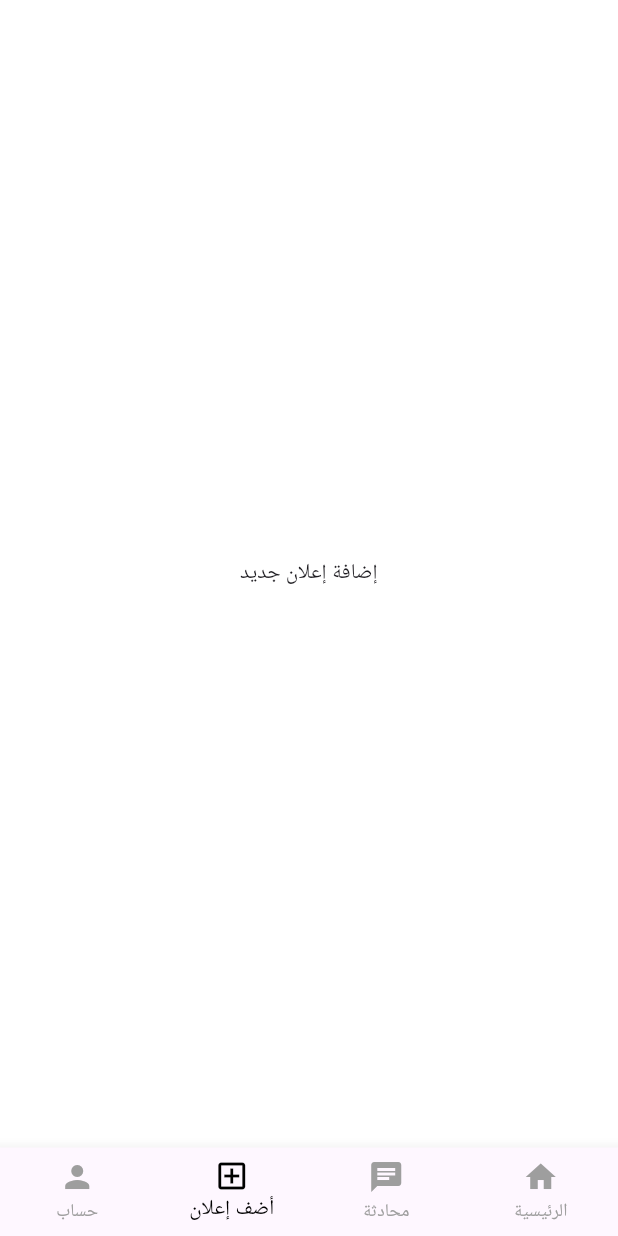
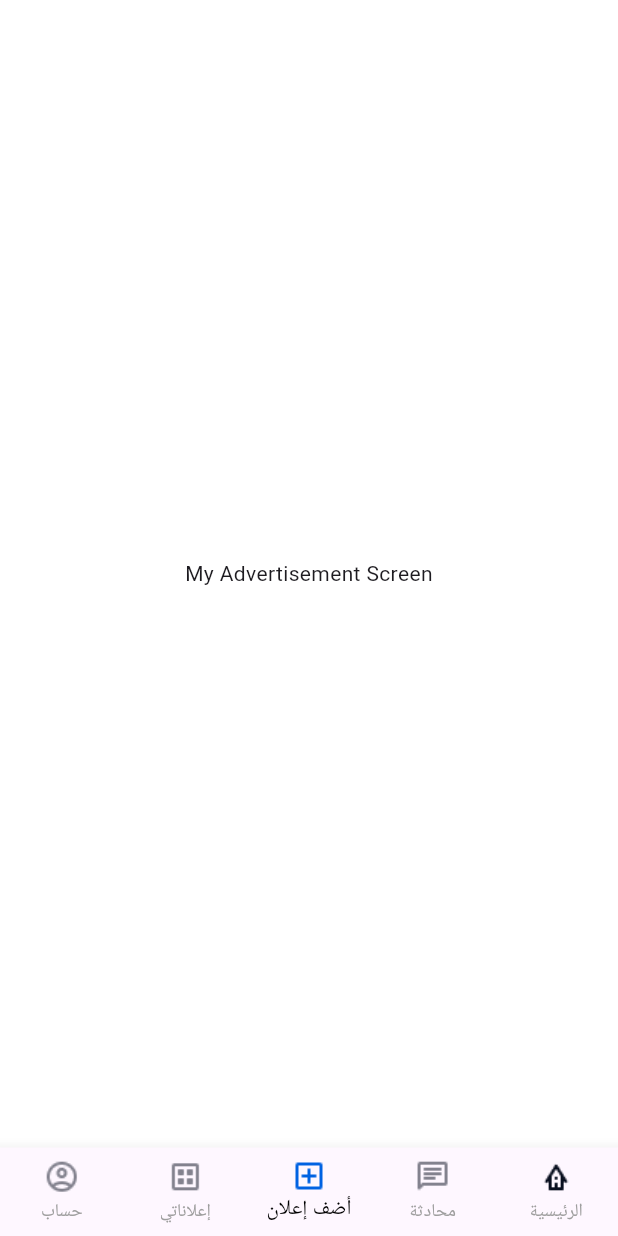
Before and after one commit to Elesawy11/flutter_task_ahmed_elesawy, a Flutter app: the screen it shows after launch, item 3 of the bottom bar chosen, on a phone screen of 412 x 824 dp. Run offline on Flutter 3.47's test engine with Material 3 defaults, Android fonts, the phone set to English and light mode, and no system bars; our stand-ins replace device_preview, go_router; Roboto replaces fonts that are missing (Tajawal).

Commit message:
update bottom navigation bar

```diff
--- a/lib/core/constants/constants.dart
+++ b/lib/core/constants/constants.dart
@@ -1,14 +1,28 @@
 import 'package:flutter/material.dart';
+import 'package:flutter_task/core/utils/assets.dart';
 
 class Constants {
   Constants._();
-  static const List<BottomNavigationBarItem> bottomNavigationBarItemsList = [
-    BottomNavigationBarItem(icon: Icon(Icons.home), label: 'الرئيسية'),
-    BottomNavigationBarItem(icon: Icon(Icons.chat), label: 'محادثة'),
+  static List<BottomNavigationBarItem> bottomNavigationBarItemsList = [
     BottomNavigationBarItem(
-      icon: Icon(Icons.add_box_outlined),
+      icon: Image.asset(Assets.imagesHomeIcon),
+      label: 'الرئيسية',
+    ),
+    BottomNavigationBarItem(
+      icon: Image.asset(Assets.imagesChatIcon),
+      label: 'محادثة',
+    ),
+    BottomNavigationBarItem(
+      icon: Image.asset(Assets.imagesAddIcon),
       label: 'أضف إعلان',
     ),
-    BottomNavigationBarItem(icon: Icon(Icons.person), label: 'حساب'),
+    BottomNavigationBarItem(
+      icon: Image.asset(Assets.imagesAdversIcon),
+      label: 'إعلاناتي',
+    ),
+    BottomNavigationBarItem(
+      icon: Image.asset(Assets.imagesProfileIcon),
+      label: 'حساب',
+    ),
   ];
 }
--- a/lib/core/routing/router.dart
+++ b/lib/core/routing/router.dart
@@ -1,3 +1,4 @@
+import '../../features/my_advertisement/presentation/screens/my_advertisement_screen.dart';
 import 'routes.dart';
 import 'package:go_router/go_router.dart';
 import '../../features/account/presentation/screen/account_screen.dart';
@@ -41,6 +42,16 @@ class AppRouter {
           StatefulShellBranch(
             routes: [
               GoRoute(
+                path: Routes.myAdvertisement,
+                name: 'my-advertisement',
+                pageBuilder: (context, state) =>
+                    const NoTransitionPage(child: MyAdvertisementScreen()),
+              ),
+            ],
+          ),
+          StatefulShellBranch(
+            routes: [
+              GoRoute(
                 path: Routes.add,
                 name: 'add',
                 pageBuilder: (context, state) =>
--- a/lib/core/routing/routes.dart
+++ b/lib/core/routing/routes.dart
@@ -5,4 +5,5 @@ class Routes {
   static const String account = '/account';
   static const String addTask = '/add-task';
   static const String productDetails = '/product-details';
+  static const String myAdvertisement = '/my-advertisement';
 }
--- a/lib/core/utils/assets.dart
+++ b/lib/core/utils/assets.dart
@@ -4,7 +4,13 @@ class Assets {
 
   static const String imagesAddCartIcon = "assets/images/add_cart_icon.png";
 
+  static const String imagesAddIcon = "assets/images/add_icon.png";
+
+  static const String imagesAdversIcon = "assets/images/advers_icon.png";
+
   static const String imagesBxsOffer = "assets/images/bxs_offer.png";
+
+  static const String imagesChatIcon = "assets/images/chat_icon.png";
 
   static const String imagesCheck = "assets/images/check.png";
 
@@ -12,11 +18,15 @@ class Assets {
 
   static const String imagesFavorite = "assets/images/favorite.png";
 
+  static const String imagesHomeIcon = "assets/images/home_icon.png";
+
   static const String imagesLocalFireDepartment = "assets/images/local_fire_department.png";
 
   static const String imagesLogo = "assets/images/logo.png";
 
   static const String imagesMobile = "assets/images/mobile.png";
 
+  static const String imagesProfileIcon = "assets/images/profile_icon.png";
+
   static const String imagesTeshert = "assets/images/teshert.png";
 }
--- /dev/null
+++ b/lib/features/my_advertisement/presentation/screens/my_advertisement_screen.dart
@@ -0,0 +1,10 @@
+import 'package:flutter/material.dart';
+
+class MyAdvertisementScreen extends StatelessWidget {
+  const MyAdvertisementScreen({super.key});
+
+  @override
+  Widget build(BuildContext context) {
+    return const Scaffold(body: Center(child: Text('My Advertisement Screen')));
+  }
+}
```
Also changed, not shown: assets/images/add_icon.png (added), assets/images/advers_icon.png (added), assets/images/chat_icon.png (added), assets/images/home_icon.png (added), assets/images/profile_icon.png (added).
